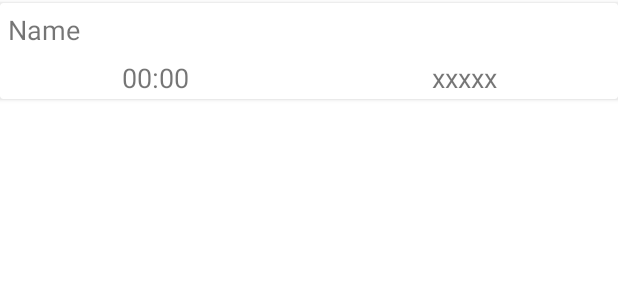
After one commit to Apfelkuch/SwePraktikum, an Android app: the layout kalender_entry.xml on its own in the app's theme, with its tools: preview values and no code run, on a phone screen of 412 x 824 dp. The commit adds this screen. Shown: the top 300 px of the screen. Run offline under Robolectric (Android 15) with nearby library versions, the phone set to English and light mode, and no system bars.

Commit message:
Kalender hinzugefügt. In dem Einträge für Tage hinterlegt werden können. Die eingetragenden Einträge werden beim auswählen des Tages angezeigt.

```diff
--- a/app/src/main/java/de/swe_wi2223_praktikum/MainActivity.java
+++ b/app/src/main/java/de/swe_wi2223_praktikum/MainActivity.java
@@ -10,5 +10,10 @@ public class MainActivity extends AppCompatActivity {
     protected void onCreate(Bundle savedInstanceState) {
         super.onCreate(savedInstanceState);
         setContentView(R.layout.activity_main);
+
+        Fragment_Kalender fragment_kalender = new Fragment_Kalender();
+        getSupportFragmentManager().beginTransaction()
+                .replace(R.id.FrameLayout, fragment_kalender)
+                .commit();
     }
 }
--- /dev/null
+++ b/app/src/main/res/layout/kalender_entry.xml
@@ -0,0 +1,51 @@
+<?xml version="1.0" encoding="utf-8"?>
+<androidx.cardview.widget.CardView xmlns:android="http://schemas.android.com/apk/res/android"
+    android:layout_width="match_parent"
+    android:layout_height="wrap_content"
+    android:orientation="horizontal"
+    android:layout_marginTop="2dp"
+    android:layout_marginBottom="2dp">
+
+    <LinearLayout
+        android:layout_width="match_parent"
+        android:layout_height="wrap_content"
+        android:orientation="vertical" >
+
+        <TextView
+            android:id="@+id/textview_med_name"
+            android:layout_width="match_parent"
+            android:layout_height="wrap_content"
+            android:layout_weight="1"
+            android:padding="5dp"
+            android:text="Name"
+            android:textSize="8pt" />
+
+        <LinearLayout
+            android:layout_width="match_parent"
+            android:layout_height="wrap_content"
+            android:orientation="horizontal" >
+
+            <TextView
+                android:id="@+id/textview_med_time"
+                android:layout_width="wrap_content"
+                android:layout_height="wrap_content"
+                android:layout_weight="1"
+                android:padding="2dp"
+                android:text="00:00"
+                android:textAlignment="center"
+                android:textSize="@dimen/fontsize_text"/>
+            <TextView
+                android:id="@+id/textview_med_amount"
+                android:layout_width="wrap_content"
+                android:layout_height="wrap_content"
+                android:layout_weight="1"
+                android:padding="2dp"
+                android:text="xxxxx"
+                android:textAlignment="center"
+                android:textSize="@dimen/fontsize_text" />
+
+        </LinearLayout>
+
+    </LinearLayout>
+
+</androidx.cardview.widget.CardView>
--- a/app/src/main/res/values/strings.xml
+++ b/app/src/main/res/values/strings.xml
@@ -1,3 +1,5 @@
 <resources>
     <string name="app_name">SWE_Wi2223_Praktikum</string>
+
+    <dimen name="fontsize_text">8pt</dimen>
 </resources>
```
Also changed, not shown: app/src/main/java/de/swe_wi2223_praktikum/Fragment_Kalender.java (added, +155 -0 lines), app/src/main/java/de/swe_wi2223_praktikum/Kalender_ArrayAdapter.java (added, +73 -0 lines), app/src/main/java/de/swe_wi2223_praktikum/Kalender_Entry.java (added, +42 -0 lines), app/src/main/java/de/swe_wi2223_praktikum/Medicament.java (added, +37 -0 lines), app/src/main/res/layout/activity_main.xml (+5 -8 lines), app/src/main/res/layout/fragment__kalender.xml (added, +24 -0 lines).
